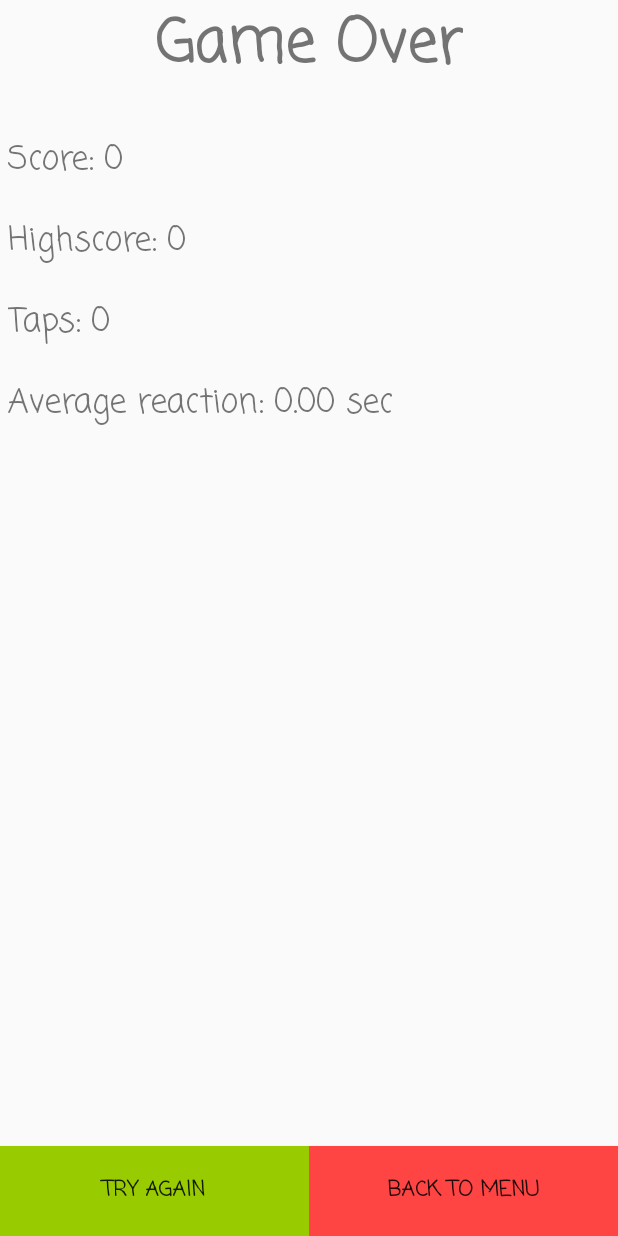
After one commit to Crowmoore/Reflex, an Android app: the fragment GameOverDialogFragment shown on its own in the app's theme, on a phone screen of 412 x 824 dp. The commit adds this screen. Run offline under Robolectric (Android 15) with nearby library versions, the phone set to English and light mode, and no system bars; 7 statements that could not run were skipped.

Commit message:
Add a new GameOverDialogFragment

```diff
--- a/app/build.gradle
+++ b/app/build.gradle
@@ -7,8 +7,8 @@ android {
         applicationId "fi.crowmoore.reflextester"
         minSdkVersion 16
         targetSdkVersion 24
-        versionCode 11
-        versionName "1.5"
+        versionCode 12
+        versionName "1.6"
         testInstrumentationRunner "android.support.test.runner.AndroidJUnitRunner"
         vectorDrawables.useSupportLibrary = true
         multiDexEnabled true
--- /dev/null
+++ b/app/src/main/java/fi/crowmoore/reflextester/GameOverDialogFragment.java
@@ -0,0 +1,85 @@
+package fi.crowmoore.reflextester;
+
+import android.app.Dialog;
+import android.app.DialogFragment;
+import android.os.Bundle;
+import android.support.v7.app.AlertDialog;
+import android.util.Log;
+import android.view.LayoutInflater;
+import android.view.View;
+import android.view.ViewGroup;
+import android.widget.TextView;
+
+import java.util.Locale;
+
+/**
+ * Created by Crowmoore on 11-Oct-16.
+ */
+
+public class GameOverDialogFragment extends DialogFragment {
+
+    static GameOverDialogFragment getNewDialogInstance(Bundle bundle) {
+        GameOverDialogFragment dialog = new GameOverDialogFragment();
+        dialog.setArguments(bundle);
+
+        return dialog;
+    }
+
+    @Override
+    public void onCreate(Bundle savedInstanceState) {
+        super.onCreate(savedInstanceState);
+    }
+
+    @Override
+    public View onCreateView(LayoutInflater inflater, ViewGroup container, Bundle savedInstanceState) {
+        View root = inflater.inflate(R.layout.score_dialog, container, false);
+        Bundle bundle = getArguments();
+        setGameResults(root, bundle);
+        return root;
+    }
+
+    @Override
+    public void onStart() {
+        super.onStart();
+        Dialog dialog = getDialog();
+        if(dialog != null) {
+            dialog.getWindow().setLayout(1000, 1400);
+        }
+    }
+//    @Override
+//    public void onCreateDialog(Bundle savedInstanceState) {
+//        AlertDialog.Builder builder = new AlertDialog.Builder(getActivity());
+//        LayoutInflater inflater = getActivity().getLayoutInflater();
+//        final View dialogView = inflater.inflate(R.layout.score_dialog, null);
+//
+//        Bundle bundle = getArguments();
+//        setGameResults(dialogView, bundle);
+//        builder.setView(dialogView);
+//
+//        return builder.create();
+//    }
+    @Override
+    public void onActivityCreated(Bundle savedInstanceState) {
+        super.onActivityCreated(savedInstanceState);
+        getDialog().setCancelable(false);
+        getDialog().setCanceledOnTouchOutside(false);
+        getDialog().getWindow().getAttributes().windowAnimations = R.style.DialogAnimation;
+    }
+
+    protected void setGameResults(View view, Bundle bundle) {
+        TextView scoreView = (TextView) view.findViewById(R.id.score_result);
+        TextView highscoreView = (TextView) view.findViewById(R.id.highscore_result);
+        TextView tapsView = (TextView) view.findViewById(R.id.tap_count);
+        TextView reactionView = (TextView) view.findViewById(R.id.reaction_time);
+
+        int score = bundle.getInt("score");
+        int highscore = bundle.getInt("highscore");
+        int taps = bundle.getInt("taps");
+        float reaction = bundle.getFloat("reaction");
+
+        scoreView.setText(String.format(Locale.US, "Score: %1$d", score));
+        highscoreView.setText(String.format(Locale.US, "Highscore: %1$d", highscore));
+        tapsView.setText(String.format(Locale.US, "Taps: %1$d", taps));
+        reactionView.setText(String.format(Locale.US, "Average reaction: %.02f sec", reaction));
+    }
+}
--- a/app/src/main/res/layout/score_dialog.xml
+++ b/app/src/main/res/layout/score_dialog.xml
@@ -1,7 +1,7 @@
 <?xml version="1.0" encoding="utf-8"?>
 <RelativeLayout xmlns:android="http://schemas.android.com/apk/res/android"
-    android:layout_width="250dp"
-    android:layout_height="400dp"
+    android:layout_width="match_parent"
+    android:layout_height="match_parent"
     android:orientation="vertical">
 
     <TextView
@@ -12,7 +12,7 @@
         android:fontFamily="casual"
         android:layout_centerHorizontal="true"
         android:textStyle="bold"
-        android:textSize="30sp"/>
+        android:textSize="40sp"/>
 
     <TextView
         android:layout_width="wrap_content"
@@ -20,7 +20,7 @@
         android:id="@+id/score_result"
         android:text=""
         android:layout_marginLeft="5dp"
-        android:textSize="18sp"
+        android:textSize="22sp"
         android:fontFamily="casual"
         android:layout_alignParentLeft="true"
         android:layout_marginTop="90dp" />
@@ -32,7 +32,7 @@
         android:text=""
         android:fontFamily="casual"
         android:layout_marginLeft="5dp"
-        android:textSize="18sp"
+        android:textSize="22sp"
         android:layout_alignParentLeft="true"
         android:layout_below="@id/score_result"
         android:layout_marginTop="20dp" />
@@ -44,7 +44,7 @@
         android:text=""
         android:fontFamily="casual"
         android:layout_marginLeft="5dp"
-        android:textSize="18sp"
+        android:textSize="22sp"
         android:layout_alignParentLeft="true"
         android:layout_below="@id/highscore_result"
         android:layout_marginTop="20dp" />
@@ -56,26 +56,34 @@
         android:text=""
         android:fontFamily="casual"
         android:layout_marginLeft="5dp"
-        android:textSize="18sp"
+        android:textSize="22sp"
         android:layout_alignParentLeft="true"
         android:layout_below="@+id/tap_count"
         android:layout_marginTop="20dp"/>
 
+    <View
+        android:id="@+id/centerShim"
+        android:layout_height="match_parent"
+        android:layout_width="0dp"
+        android:visibility="invisible"
+        android:layout_centerHorizontal="true"/>
+
     <Button
         android:text="Back to menu"
-        android:layout_width="125dp"
+        android:layout_width="match_parent"
         android:layout_height="60dp"
-        android:layout_alignTop="@+id/reset_button"
-        android:layout_toRightOf="@+id/reset_button"
+        android:layout_alignParentBottom="true"
         android:onClick="onBackButtonClick"
         android:background="@android:color/holo_red_light"
         android:fontFamily="casual"
         android:textStyle="bold"
-        android:id="@+id/back_button" />
+        android:id="@+id/back_button"
+        android:layout_toRightOf="@id/centerShim"
+        android:layout_toEndOf="@id/centerShim"/>
 
     <Button
         android:text="Try again"
-        android:layout_width="125dp"
+        android:layout_width="match_parent"
         android:layout_height="60dp"
         android:onClick="onResetButtonClicked"
         android:id="@+id/reset_button"
@@ -83,7 +91,7 @@
         android:textStyle="bold"
         android:background="@android:color/holo_green_light"
         android:layout_alignParentBottom="true"
-        android:layout_alignParentLeft="true"
-        android:layout_alignParentStart="true" />
+        android:layout_toLeftOf="@id/centerShim"
+        android:layout_toStartOf="@id/centerShim"/>
 
 </RelativeLayout>
```
Also changed, not shown: app/src/main/java/fi/crowmoore/reflextester/HardcorePlay.java (+14 -29 lines), app/src/main/java/fi/crowmoore/reflextester/RegularPlay.java (+13 -29 lines).
